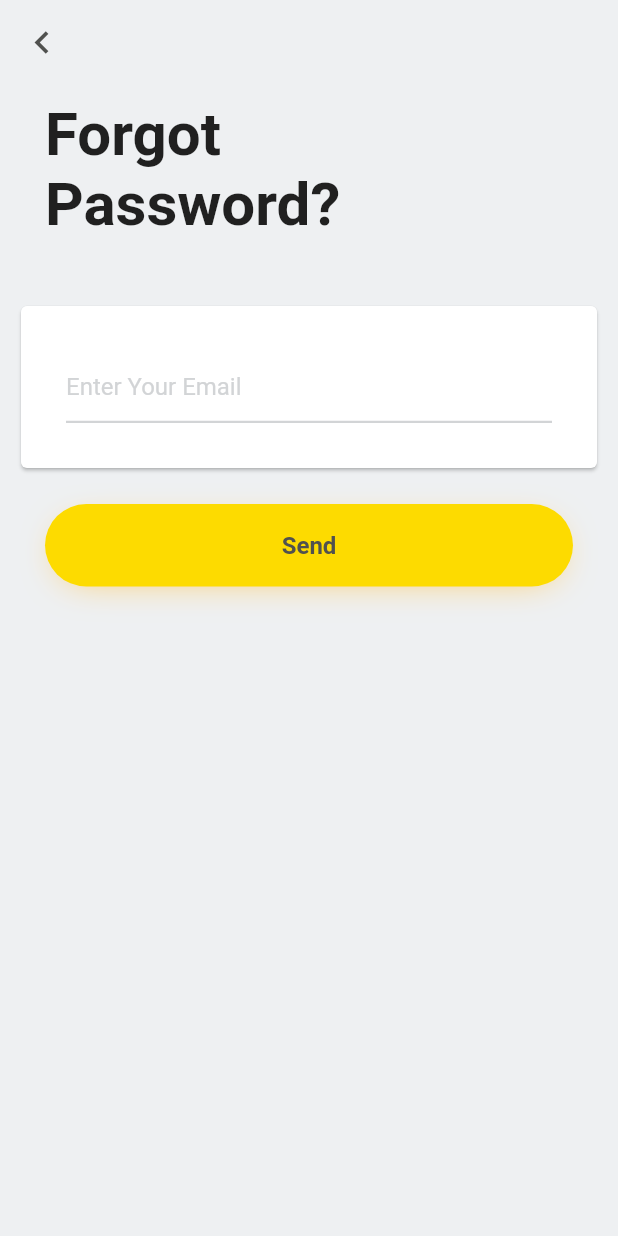
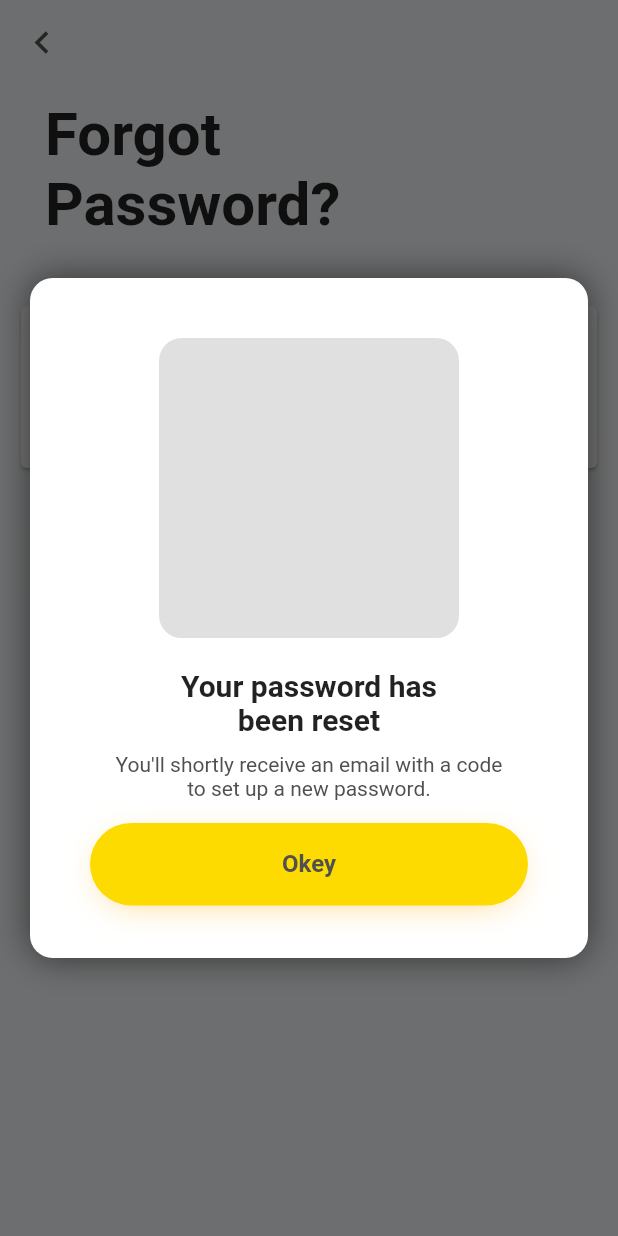
Before and after one commit to punkaze/deliveryFoodUI, a Flutter app: the ForgotPasswordPage screen opened directly, after a tap on "Send", on a phone screen of 412 x 824 dp. Run offline on Flutter 3.47's test engine with Material 2 defaults, Android fonts, the phone set to English and light mode, and no system bars; our stand-ins replace font_awesome_flutter.

Commit message:
forgot password flow

```diff
--- /dev/null
+++ b/lib/ForgotPassword/forgotPassword.dart
@@ -0,0 +1,129 @@
+import 'package:delivery_food_delyo/ForgotPassword/forgotPasswordDialog.dart';
+import 'package:delivery_food_delyo/globalStyle.dart' as gb;
+import 'package:flutter/material.dart';
+
+class ForgotPasswordPage extends StatefulWidget {
+  @override
+  _ForgotPasswordState createState() => _ForgotPasswordState();
+}
+
+class _ForgotPasswordState extends State<ForgotPasswordPage> {
+  TextEditingController userEmail = new TextEditingController();
+  bool validEmail = false;
+
+  @override
+  Widget build(BuildContext context) {
+    // TODO: implement build
+    return Scaffold(
+      backgroundColor: gb.backgroundColor,
+      resizeToAvoidBottomInset: false,
+      appBar: AppBar(
+        leading: GestureDetector(
+          child: Icon(
+            Icons.navigate_before,
+            size: 30,
+            color: gb.elementGreyColor,
+          ),
+          onTap: () {
+            gb.popBack(context);
+          },
+        ),
+        elevation: 0,
+        backgroundColor: gb.backgroundColor,
+      ),
+      body: Container(
+        child: Padding(
+          padding: const EdgeInsets.all(10.0),
+          child: Column(
+            children: <Widget>[
+              Padding(
+                padding: const EdgeInsets.only(left: 20, bottom: 40),
+                child: Row(
+                  mainAxisAlignment: MainAxisAlignment.start,
+                  children: <Widget>[
+                    Container(
+                      width: MediaQuery.of(context).size.width * 0.5,
+                      child: Text(
+                        'Forgot Password?',
+                        style: TextStyle(
+                            fontSize: 40, fontWeight: FontWeight.bold),
+                      ),
+                    ),
+                  ],
+                ),
+              ),
+              Card(
+                child: Padding(
+                  padding: const EdgeInsets.all(30.0),
+                  child: TextField(
+                    cursorColor: gb.yellowColor,
+                    keyboardType: TextInputType.emailAddress,
+                    decoration: InputDecoration(
+                      hintText: 'Enter Your Email',
+                      hintStyle: TextStyle(color: gb.hintTextColor),
+                      enabledBorder: UnderlineInputBorder(
+                          borderSide:
+                              BorderSide(color: gb.hintTextColor, width: 1.5)),
+                      focusedBorder: UnderlineInputBorder(
+                          borderSide: BorderSide(color: gb.yellowColor)),
+                      suffixIcon: validEmail
+                          ? Icon(Icons.check, color: Colors.green)
+                          : null,
+                    ),
+                    controller: userEmail,
+                    onChanged: (value) {
+                      if (gb.validateEmail(value)) {
+                        setState(() {
+                          validEmail = true;
+                        });
+                      } else {
+                        setState(() {
+                          validEmail = false;
+                        });
+                      }
+                    },
+                  ),
+                ),
+              ),
+              Padding(
+                padding: const EdgeInsets.all(20.0),
+                child: Container(
+                  height: 55,
+                  width: MediaQuery.of(context).size.width,
+                  decoration: BoxDecoration(
+                      borderRadius: BorderRadius.all(Radius.circular(20)),
+                      boxShadow: [
+                        BoxShadow(
+                            color: gb.yellowShadowColor,
+                            offset: Offset(0, 5),
+                            blurRadius: 20,
+                            spreadRadius: -10)
+                      ]),
+                  child: FlatButton(
+                    shape: StadiumBorder(),
+                    color: gb.yellowColor,
+                    child: Text(
+                      'Send',
+                      style: TextStyle(
+                          color: gb.elementGreyColor,
+                          fontSize: 16,
+                          fontWeight: FontWeight.w600),
+                    ),
+                    onPressed: () {
+                      print('Send');
+                      _forgotPasswordDialog(context, true);
+                    },
+                  ),
+                ),
+              ),
+            ],
+          ),
+        ),
+      ),
+    );
+  }
+
+  Future _forgotPasswordDialog(BuildContext context, bool forgotStatus) async {
+    await showDialog(context: context, builder: (_) => ForgotDialog());
+  }
+}
--- /dev/null
+++ b/lib/ForgotPassword/forgotPasswordDialog.dart
@@ -0,0 +1,135 @@
+import 'package:delivery_food_delyo/ForgotPassword/forgotRestorePassword.dart';
+import 'package:flutter/material.dart';
+import 'package:delivery_food_delyo/globalStyle.dart' as gb;
+
+class ForgotDialog extends StatefulWidget {
+  @override
+  _ForgotDialogState createState() => _ForgotDialogState();
+}
+
+class _ForgotDialogState extends State<ForgotDialog>
+    with SingleTickerProviderStateMixin {
+  AnimationController controller;
+  Animation<double> scaleAnimation;
+
+  @override
+  void initState() {
+    super.initState();
+
+    controller =
+        AnimationController(vsync: this, duration: Duration(milliseconds: 450));
+    scaleAnimation =
+        CurvedAnimation(parent: controller, curve: Curves.elasticInOut);
+
+    controller.addListener(() {
+      setState(() {});
+    });
+
+    controller.forward();
+  }
+
+  @override
+  Widget build(BuildContext context) {
+    return Center(
+      child: Material(
+        color: Colors.transparent,
+        child: ScaleTransition(
+          scale: scaleAnimation,
+          child: Container(
+              margin: EdgeInsets.all(20.0),
+              padding: EdgeInsets.all(15.0),
+              constraints: BoxConstraints(
+                  maxHeight: MediaQuery.of(context).size.height * 0.55),
+              decoration: ShapeDecoration(
+                  color: Colors.white,
+                  shape: RoundedRectangleBorder(
+                      borderRadius: BorderRadius.circular(15.0)),
+                  shadows: [BoxShadow(color: Colors.black54, blurRadius: 20)]),
+              child: Padding(
+                padding: const EdgeInsets.all(15.0),
+                child: Column(
+                  children: <Widget>[
+                    SizedBox(
+                      height: 10,
+                    ),
+                    Container(
+                      decoration: ShapeDecoration(
+                          shape: RoundedRectangleBorder(
+                              borderRadius: BorderRadius.circular(15.0))),
+                      child: Container(
+                        decoration: BoxDecoration(
+                            color: Colors.grey.shade300,
+                            borderRadius: BorderRadius.circular(15)),
+                        constraints:
+                            BoxConstraints(maxHeight: 200, maxWidth: 200),
+                      ),
+                    ),
+                    Padding(
+                      padding: const EdgeInsets.only(
+                        top: 20,
+                      ),
+                      child: Container(
+                        width: 200,
+                        child: Text(
+                          "Your password has been reset",
+                          style: TextStyle(
+                              fontSize: 20.0, fontWeight: FontWeight.w600),
+                          textAlign: TextAlign.center,
+                        ),
+                      ),
+                    ),
+                    Expanded(
+                        child: Padding(
+                      padding: const EdgeInsets.symmetric(
+                          horizontal: 20, vertical: 10),
+                      child: Text(
+                        "You'll shortly receive an email with a code to set up a new password.",
+                        style: TextStyle(color: gb.elementGreyColor),
+                        textAlign: TextAlign.center,
+                      ),
+                    )),
+                    Padding(
+                      padding: const EdgeInsets.symmetric(
+                          horizontal: 10, vertical: 5),
+                      child: Container(
+                        height: 55,
+                        width: MediaQuery.of(context).size.width,
+                        decoration: BoxDecoration(
+                            borderRadius: BorderRadius.all(Radius.circular(20)),
+                            boxShadow: [
+                              BoxShadow(
+                                  color: gb.yellowShadowColor,
+                                  offset: Offset(0, 5),
+                                  blurRadius: 20,
+                                  spreadRadius: -10)
+                            ]),
+                        child: FlatButton(
+                          shape: StadiumBorder(),
+                          color: gb.yellowColor,
+                          child: Text(
+                            'Okey',
+                            style: TextStyle(
+                                color: gb.elementGreyColor,
+                                fontSize: 16,
+                                fontWeight: FontWeight.w600),
+                          ),
+                          onPressed: () {
+                            print('Send');
+                            gb.popBack(context);
+                            Navigator.push(
+                                context,
+                                MaterialPageRoute(
+                                    builder: (context) =>
+                                        ForgotRestorePassword()));
+                          },
+                        ),
+                      ),
+                    ),
+                  ],
+                ),
+              )),
+        ),
+      ),
+    );
+  }
+}
--- a/lib/singIn.dart
+++ b/lib/singIn.dart
@@ -1,4 +1,4 @@
-import 'package:delivery_food_delyo/forgotPassword.dart';
+import 'package:delivery_food_delyo/ForgotPassword/forgotPassword.dart';
 import 'package:flutter/cupertino.dart';
 import 'package:flutter/material.dart';
 import 'package:delivery_food_delyo/globalStyle.dart' as gb;
```
Also changed, not shown: lib/ForgotPassword/forgotRestorePassword.dart (renamed from lib/forgotPassword.dart, +56 -42 lines), lib/ForgotPassword/resetPassword.dart (added, +152 -0 lines).
